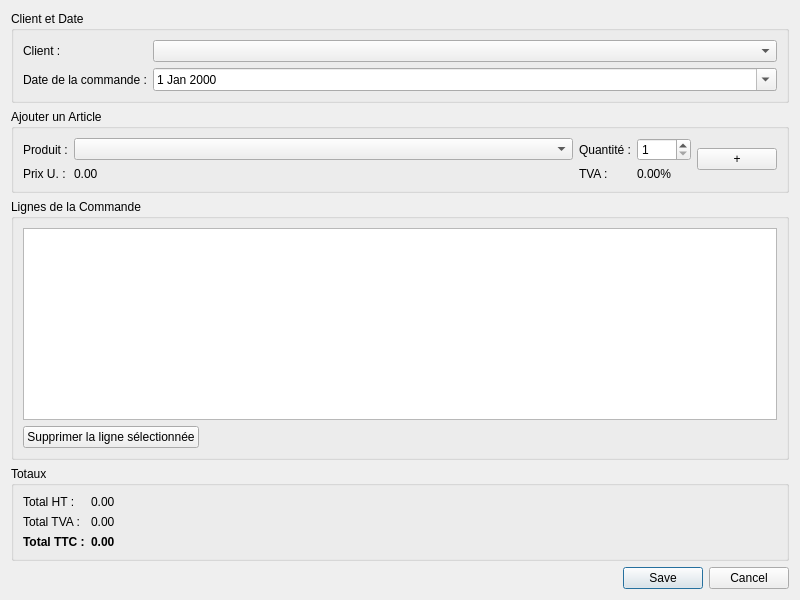
The window that facturation_ci/ui/commande_editor.ui (otchoumouAng/fne) describes before a commit, drawn with Qt 5.
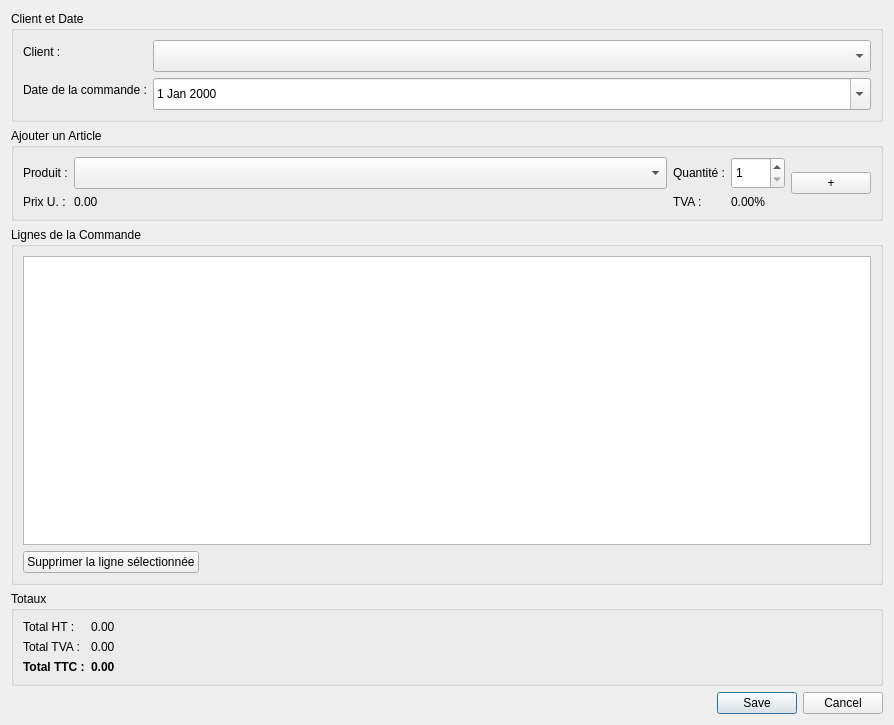
The same window after the commit.

The edit to the form file:
```diff
--- a/facturation_ci/ui/commande_editor.ui
+++ b/facturation_ci/ui/commande_editor.ui
@@ -6,8 +6,8 @@
    <rect>
     <x>0</x>
     <y>0</y>
-    <width>800</width>
-    <height>600</height>
+    <width>894</width>
+    <height>725</height>
    </rect>
   </property>
   <property name="windowTitle">
@@ -16,19 +16,44 @@
   <layout class="QVBoxLayout" name="verticalLayout">
    <item>
     <widget class="QGroupBox" name="client_groupbox">
+     <property name="minimumSize">
+      <size>
+       <width>0</width>
+       <height>0</height>
+      </size>
+     </property>
+     <property name="maximumSize">
+      <size>
+       <width>16777215</width>
+       <height>16777215</height>
+      </size>
+     </property>
      <property name="title">
       <string>Client et Date</string>
      </property>
      <layout class="QFormLayout" name="formLayout">
       <item row="0" column="0">
        <widget class="QLabel" name="client_label">
+        <property name="maximumSize">
+         <size>
+          <width>16777213</width>
+          <height>16777215</height>
+         </size>
+        </property>
         <property name="text">
          <string>Client :</string>
         </property>
        </widget>
       </item>
       <item row="0" column="1">
-       <widget class="QComboBox" name="client_combobox"/>
+       <widget class="QComboBox" name="client_combobox">
+        <property name="minimumSize">
+         <size>
+          <width>0</width>
+          <height>32</height>
+         </size>
+        </property>
+       </widget>
       </item>
       <item row="1" column="0">
        <widget class="QLabel" name="date_commande_label">
@@ -39,6 +64,12 @@
       </item>
       <item row="1" column="1">
        <widget class="QDateEdit" name="date_commande_edit">
+        <property name="minimumSize">
+         <size>
+          <width>0</width>
+          <height>32</height>
+         </size>
+        </property>
         <property name="calendarPopup">
          <bool>true</bool>
         </property>
@@ -49,6 +80,12 @@
    </item>
    <item>
     <widget class="QGroupBox" name="add_item_groupbox">
+     <property name="maximumSize">
+      <size>
+       <width>16777215</width>
+       <height>120</height>
+      </size>
+     </property>
      <property name="title">
       <string>Ajouter un Article</string>
      </property>
@@ -68,6 +105,12 @@
           <verstretch>0</verstretch>
          </sizepolicy>
         </property>
+        <property name="minimumSize">
+         <size>
+          <width>0</width>
+          <height>32</height>
+         </size>
+        </property>
        </widget>
       </item>
       <item row="0" column="2">
@@ -79,6 +122,12 @@
       </item>
       <item row="0" column="3">
        <widget class="QSpinBox" name="quantity_spinbox">
+        <property name="minimumSize">
+         <size>
+          <width>0</width>
+          <height>32</height>
+         </size>
+        </property>
         <property name="minimum">
          <number>1</number>
         </property>
@@ -133,6 +182,12 @@
    </item>
    <item>
     <widget class="QGroupBox" name="items_groupbox">
+     <property name="minimumSize">
+      <size>
+       <width>0</width>
+       <height>200</height>
+      </size>
+     </property>
      <property name="title">
       <string>Lignes de la Commande</string>
      </property>
@@ -169,6 +224,12 @@
    </item>
    <item>
     <widget class="QGroupBox" name="totals_groupbox">
+     <property name="maximumSize">
+      <size>
+       <width>16777215</width>
+       <height>120</height>
+      </size>
+     </property>
      <property name="title">
       <string>Totaux</string>
      </property>
```
